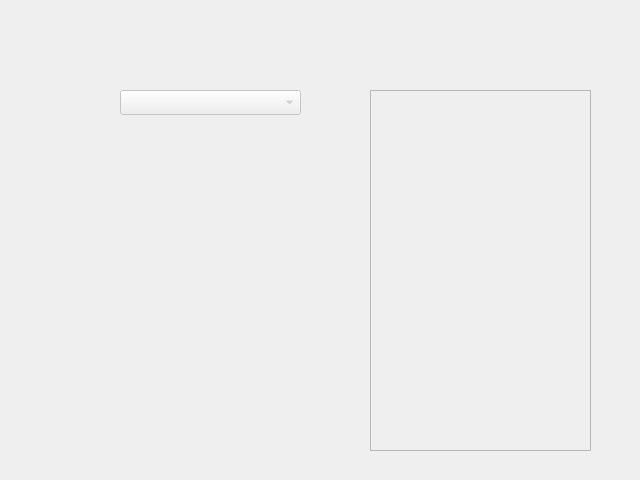
This is Project/pro/ui/uart_com.ui in Paul3326/FFT_4Qt as Qt 5 draws it before an edit. The edited form follows.
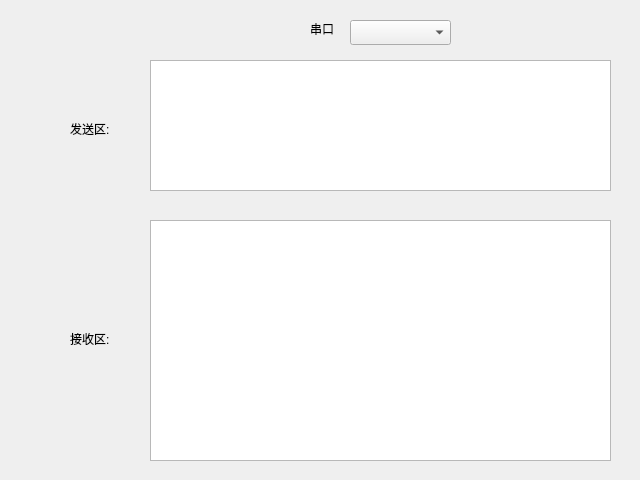
This is the edited form.

Commit message: 修改串口

The edit to the form file:
```diff
--- a/Project/pro/ui/uart_com.ui
+++ b/Project/pro/ui/uart_com.ui
@@ -6,7 +6,7 @@
    <enum>Qt::NonModal</enum>
   </property>
   <property name="enabled">
-   <bool>false</bool>
+   <bool>true</bool>
   </property>
   <property name="geometry">
    <rect>
@@ -22,9 +22,9 @@
   <widget class="QComboBox" name="comboBox">
    <property name="geometry">
     <rect>
-     <x>120</x>
-     <y>90</y>
-     <width>181</width>
+     <x>350</x>
+     <y>20</y>
+     <width>101</width>
      <height>25</height>
     </rect>
    </property>
@@ -32,11 +32,72 @@
   <widget class="QTextEdit" name="textEdit">
    <property name="geometry">
     <rect>
-     <x>370</x>
-     <y>90</y>
-     <width>221</width>
-     <height>361</height>
+     <x>150</x>
+     <y>220</y>
+     <width>461</width>
+     <height>241</height>
     </rect>
+   </property>
+   <property name="undoRedoEnabled">
+    <bool>false</bool>
+   </property>
+   <property name="textInteractionFlags">
+    <set>Qt::NoTextInteraction</set>
+   </property>
+  </widget>
+  <widget class="QLabel" name="label">
+   <property name="geometry">
+    <rect>
+     <x>310</x>
+     <y>20</y>
+     <width>41</width>
+     <height>17</height>
+    </rect>
+   </property>
+   <property name="text">
+    <string>串口</string>
+   </property>
+  </widget>
+  <widget class="QTextEdit" name="serial_send">
+   <property name="geometry">
+    <rect>
+     <x>150</x>
+     <y>60</y>
+     <width>461</width>
+     <height>131</height>
+    </rect>
+   </property>
+   <property name="undoRedoEnabled">
+    <bool>false</bool>
+   </property>
+   <property name="textInteractionFlags">
+    <set>Qt::NoTextInteraction</set>
+   </property>
+  </widget>
+  <widget class="QLabel" name="label_send">
+   <property name="geometry">
+    <rect>
+     <x>70</x>
+     <y>120</y>
+     <width>67</width>
+     <height>17</height>
+    </rect>
+   </property>
+   <property name="text">
+    <string>发送区:</string>
+   </property>
+  </widget>
+  <widget class="QLabel" name="label_read">
+   <property name="geometry">
+    <rect>
+     <x>70</x>
+     <y>330</y>
+     <width>67</width>
+     <height>17</height>
+    </rect>
+   </property>
+   <property name="text">
+    <string>接收区:</string>
    </property>
   </widget>
  </widget>
```
Left out of the diff: 4 changed lines with no effect on the pictures. The commit also changes 17 other files.
